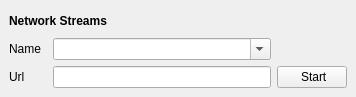
The window that trunk/GUI/stream/GUI_Stream.ui (shahid334/sayonara-player) describes before a commit, drawn with Qt 5.
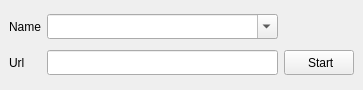
The same window after the commit.

Patch:
```diff
--- a/trunk/GUI/stream/GUI_Stream.ui
+++ b/trunk/GUI/stream/GUI_Stream.ui
@@ -6,14 +6,20 @@
    <rect>
     <x>0</x>
     <y>0</y>
-    <width>356</width>
-    <height>97</height>
+    <width>363</width>
+    <height>90</height>
    </rect>
   </property>
+  <property name="minimumSize">
+   <size>
+    <width>247</width>
+    <height>90</height>
+   </size>
+  </property>
   <property name="maximumSize">
    <size>
     <width>524287</width>
-    <height>97</height>
+    <height>90</height>
    </size>
   </property>
   <property name="features">
@@ -26,22 +32,33 @@
    <string>Network Stream</string>
   </property>
   <widget class="QWidget" name="dockWidgetContents">
+   <property name="minimumSize">
+    <size>
+     <width>0</width>
+     <height>90</height>
+    </size>
+   </property>
    <property name="maximumSize">
     <size>
      <width>16777215</width>
-     <height>97</height>
+     <height>90</height>
     </size>
    </property>
    <layout class="QGridLayout" name="gridLayout">
-    <item row="2" column="0">
-     <widget class="QLabel" name="label_2">
-      <property name="text">
-       <string>Url</string>
-      </property>
-     </widget>
-    </item>
-    <item row="2" column="2">
+    <item row="1" column="1">
      <widget class="QLineEdit" name="le_url">
+      <property name="minimumSize">
+       <size>
+        <width>0</width>
+        <height>25</height>
+       </size>
+      </property>
+      <property name="maximumSize">
+       <size>
+        <width>16777215</width>
+        <height>25</height>
+       </size>
+      </property>
       <property name="focusPolicy">
        <enum>Qt::ClickFocus</enum>
       </property>
@@ -50,12 +67,54 @@
       </property>
      </widget>
     </item>
-    <item row="2" column="3" colspan="2">
+    <item row="1" column="0">
+     <widget class="QLabel" name="label_2">
+      <property name="text">
+       <string>Url</string>
+      </property>
+     </widget>
+    </item>
+    <item row="0" column="1">
+     <widget class="QComboBox" name="combo_stream">
+      <property name="minimumSize">
+       <size>
+        <width>0</width>
+        <height>25</height>
+       </size>
+      </property>
+      <property name="maximumSize">
+       <size>
+        <width>16777215</width>
+        <height>25</height>
+       </size>
+      </property>
+      <property name="toolTip">
+       <string>Type name you wanna save the stream as</string>
+      </property>
+      <property name="editable">
+       <bool>true</bool>
+      </property>
+     </widget>
+    </item>
+    <item row="0" column="0">
+     <widget class="QLabel" name="label">
+      <property name="text">
+       <string>Name</string>
+      </property>
+     </widget>
+    </item>
+    <item row="1" column="2" colspan="2">
      <widget class="QPushButton" name="btn_listen">
+      <property name="minimumSize">
+       <size>
+        <width>0</width>
+        <height>25</height>
+       </size>
+      </property>
       <property name="maximumSize">
        <size>
         <width>70</width>
-        <height>16777215</height>
+        <height>25</height>
        </size>
       </property>
       <property name="focusPolicy">
@@ -75,24 +134,7 @@
       </property>
      </widget>
     </item>
-    <item row="1" column="0">
-     <widget class="QLabel" name="label">
-      <property name="text">
-       <string>Name</string>
-      </property>
-     </widget>
-    </item>
-    <item row="1" column="2">
-     <widget class="QComboBox" name="combo_stream">
-      <property name="toolTip">
-       <string>Type name you wanna save the stream as</string>
-      </property>
-      <property name="editable">
-       <bool>true</bool>
-      </property>
-     </widget>
-    </item>
-    <item row="1" column="3">
+    <item row="0" column="2">
      <widget class="QPushButton" name="btn_delete">
       <property name="maximumSize">
        <size>
@@ -117,7 +159,7 @@
       </property>
      </widget>
     </item>
-    <item row="1" column="4">
+    <item row="0" column="3">
      <widget class="QPushButton" name="btn_save">
       <property name="maximumSize">
        <size>
@@ -145,19 +187,6 @@
       </property>
      </widget>
     </item>
-    <item row="0" column="0" colspan="5">
-     <widget class="QLabel" name="label_3">
-      <property name="font">
-       <font>
-        <weight>75</weight>
-        <bold>true</bold>
-       </font>
-      </property>
-      <property name="text">
-       <string>Network Streams</string>
-      </property>
-     </widget>
-    </item>
    </layout>
   </widget>
  </widget>
```
Left out of the diff: 2 changed lines with no effect on the pictures.
